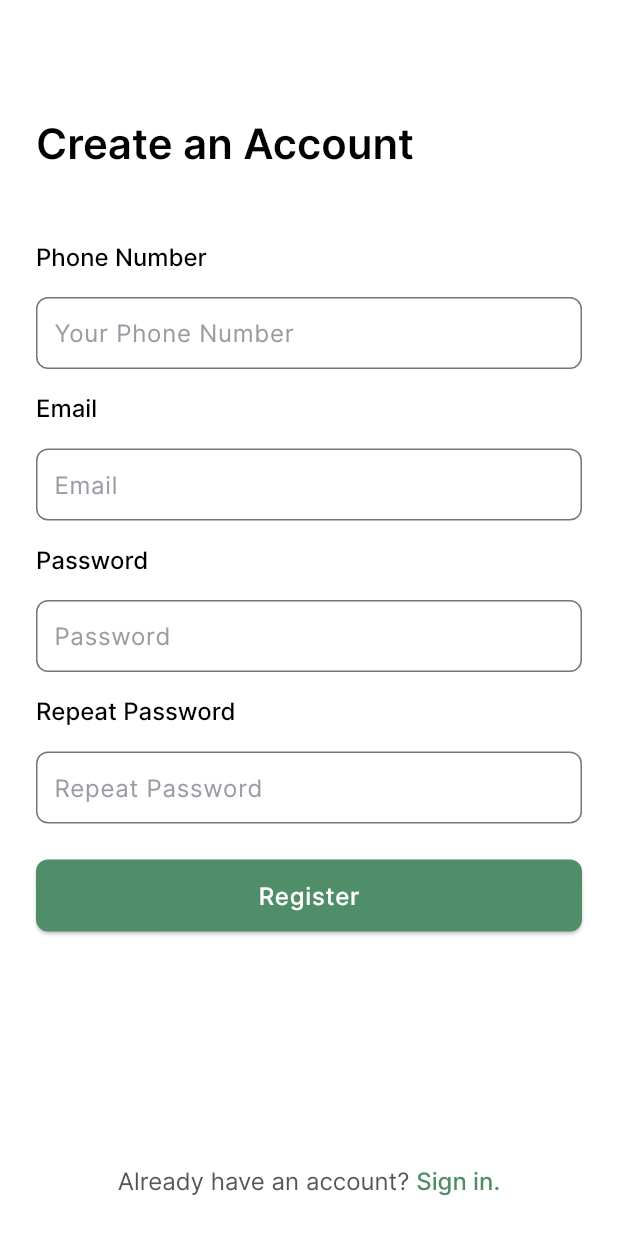
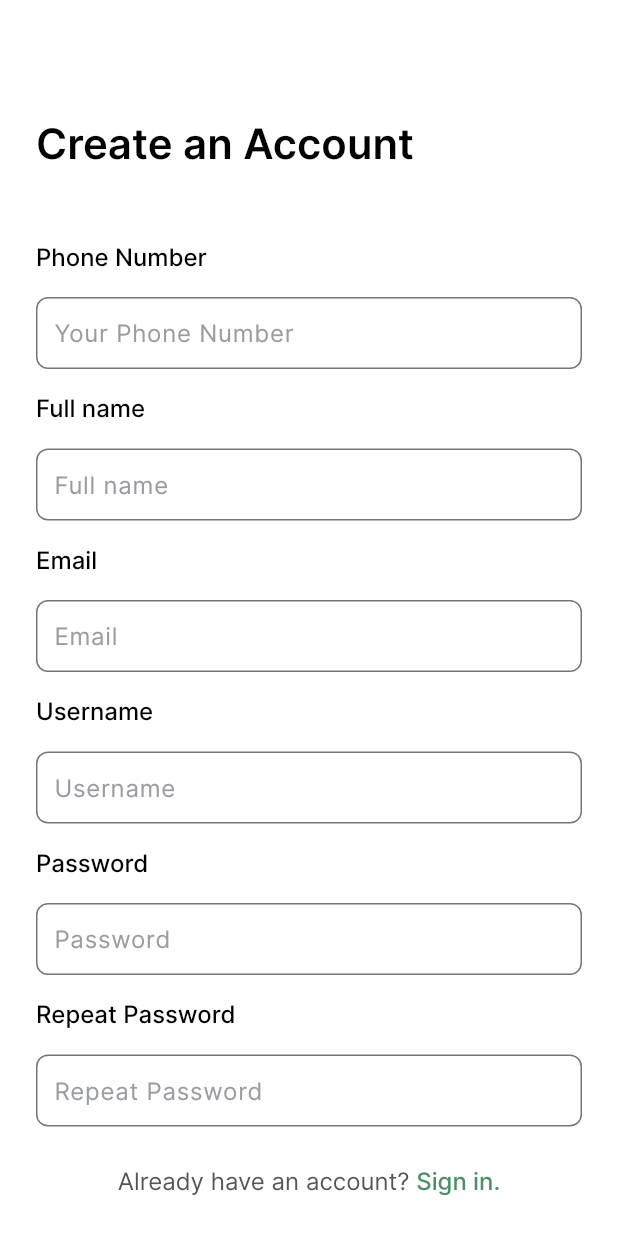
Before and after one commit to zafuss/ca_todbadminton, a Flutter app: the RegisterScreen screen opened by its route, on a phone screen of 412 x 824 dp. Run offline on Flutter 3.47's test engine with Material 3 defaults, Android fonts, the phone set to English and light mode, and no system bars; our stand-ins replace equatable, get, hive, hive_flutter, pinput, shared_preferences; accounts and stored records are empty.

Commit message:
login and register (still bug)

```diff
--- a/lib/controllers/controllers.dart
+++ b/lib/controllers/controllers.dart
@@ -6,4 +6,6 @@ export './reservation_controller.dart';
 export './search_result_controller.dart';
 export './rf_detail_controller.dart';
 export './custom_drawer_controller.dart';
-export './app_local_data_controller.dart';
+export './customer_controller.dart';
+export './login_controller.dart';
+export './register_controller.dart';
--- a/lib/screens/home_screen.dart
+++ b/lib/screens/home_screen.dart
@@ -84,7 +84,7 @@ class _HomeScreenState extends State<HomeScreen>
                     () => HomeFunctionWidget(
                       func: () {
                         if (branchController.isLoading.value)
-                          CircularProgressIndicator();
+                          Center(child: CircularProgressIndicator());
                         else {
                           showDialog<void>(
                               context: context, builder: (context) => dialog);
--- a/lib/screens/register_screen.dart
+++ b/lib/screens/register_screen.dart
@@ -1,6 +1,8 @@
 import 'package:ca_todbadminton/config/config.dart';
+import 'package:ca_todbadminton/controllers/controllers.dart';
 import 'package:ca_todbadminton/widgets/widgets.dart';
 import 'package:flutter/material.dart';
+import 'package:get/get.dart';
 
 class RegisterScreen extends StatelessWidget {
   const RegisterScreen({Key? key}) : super(key: key);
@@ -15,6 +17,7 @@ class RegisterScreen extends StatelessWidget {
 
   @override
   Widget build(BuildContext context) {
+    final controller = Get.put(RegisterController());
     return Scaffold(
       bottomNavigationBar: InkWell(
         onTap: () {
@@ -46,13 +49,7 @@ class RegisterScreen extends StatelessWidget {
         ),
       ),
       body: SingleChildScrollView(
-        child: buildContent(context),
-      ),
-    );
-  }
-
-  Widget buildContent(BuildContext context) {
-    return Padding(
+          child: Padding(
         padding: const EdgeInsets.symmetric(horizontal: largePadding),
         child: Column(
           crossAxisAlignment: CrossAxisAlignment.start,
@@ -75,7 +72,8 @@ class RegisterScreen extends StatelessWidget {
             const SizedBox(
               height: 48,
             ),
-          Column(
+            Obx(
+              () => Column(
                 crossAxisAlignment: CrossAxisAlignment.start,
                 children: [
                   Text('Phone Number',
@@ -83,15 +81,46 @@ class RegisterScreen extends StatelessWidget {
                   const SizedBox(
                     height: minPadding,
                   ),
-              CustomTFF(context: context, title: 'Your Phone Number'),
+                  CustomTFF(
+                      context: context,
+                      title: 'Your Phone Number',
+                      controller: controller.phoneNumberController.value),
                   const SizedBox(
                     height: minPadding,
                   ),
-              Text('Email', style: Theme.of(context).textTheme.headlineSmall!),
+                  Text('Full name',
+                      style: Theme.of(context).textTheme.headlineSmall!),
                   const SizedBox(
                     height: minPadding,
                   ),
-              CustomTFF(context: context, title: 'Email'),
+                  CustomTFF(
+                      context: context,
+                      title: 'Full name',
+                      controller: controller.fullNameController.value),
+                  const SizedBox(
+                    height: minPadding,
+                  ),
+                  Text('Email',
+                      style: Theme.of(context).textTheme.headlineSmall!),
+                  const SizedBox(
+                    height: minPadding,
+                  ),
+                  CustomTFF(
+                      context: context,
+                      title: 'Email',
+                      controller: controller.emailController.value),
+                  const SizedBox(
+                    height: minPadding,
+                  ),
+                  Text('Username',
+                      style: Theme.of(context).textTheme.headlineSmall!),
+                  const SizedBox(
+                    height: minPadding,
+                  ),
+                  CustomTFF(
+                      context: context,
+                      title: 'Username',
+                      controller: controller.userNameControler.value),
                   const SizedBox(
                     height: minPadding,
                   ),
@@ -100,7 +129,10 @@ class RegisterScreen extends StatelessWidget {
                   const SizedBox(
                     height: minPadding,
                   ),
-              CustomTFF(context: context, title: 'Password'),
+                  CustomTFF(
+                      context: context,
+                      title: 'Password',
+                      controller: controller.passwordController.value),
                   const SizedBox(
                     height: minPadding,
                   ),
@@ -109,18 +141,29 @@ class RegisterScreen extends StatelessWidget {
                   const SizedBox(
                     height: minPadding,
                   ),
-              CustomTFF(context: context, title: 'Repeat Password'),
+                  CustomTFF(
+                      context: context,
+                      title: 'Repeat Password',
+                      controller: controller.repeatPasswordController.value),
                   const SizedBox(
                     height: largePadding,
                   ),
-              CustomElevatedButton(
+                  controller.isLoading.isTrue
+                      ? Center(
+                          child: CircularProgressIndicator(),
+                        )
+                      : CustomElevatedButton(
                           title: 'Register',
-                onPressed: () {},
+                          onPressed: () {
+                            controller.register();
+                          },
                         )
                 ],
               ),
+            ),
           ],
         ),
+      )),
     );
   }
 }
--- a/lib/widgets/customTFF.dart
+++ b/lib/widgets/customTFF.dart
@@ -2,8 +2,13 @@ import 'package:flutter/material.dart';
 
 import '../config/config.dart';
 
-TextFormField CustomTFF({required BuildContext context,  required String title, bool isPassword = false}) {
+TextFormField CustomTFF(
+    {required BuildContext context,
+    required String title,
+    bool isPassword = false,
+    TextEditingController? controller}) {
   return TextFormField(
+      controller: controller,
       obscureText: isPassword,
       textAlignVertical: TextAlignVertical.center,
       decoration: InputDecoration(
--- a/pubspec.yaml
+++ b/pubspec.yaml
@@ -34,6 +34,7 @@ dependencies:
   equatable:
   get:
   intl:
+  http:
   hive: ^2.0.4
   hive_flutter:
   hive_generator:
@@ -45,6 +46,7 @@ dependencies:
   # The following adds the Cupertino Icons font to your application.
   # Use with the CupertinoIcons class for iOS style icons.
   cupertino_icons: ^1.0.2
+  shared_preferences: ^2.2.2
 
 dev_dependencies:
   flutter_test:
```
Also changed, not shown: lib/controllers/app_local_data_controller.dart (+27 -3 lines), lib/controllers/customer_controller.dart (added, +62 -0 lines), lib/controllers/login_controller.dart (added, +59 -0 lines), lib/controllers/register_controller.dart (added, +72 -0 lines), lib/main.dart (+0 -103 lines), lib/models/customer_model.dart (+38 -14 lines), lib/models/hive_customer.dart (+7 -7 lines), lib/screens/login_screen.dart (+14 -12 lines), lib/services/hive_helpers.dart (+11 -4 lines), lib/services/remote_services.dart (+33 -3 lines), lib/services/share_prefs_helper.dart (added, +47 -0 lines), lib/widgets/custom_drawer.dart (+8 -4 lines), lib/models/hive_customer.g.dart, pubspec.lock, 2 other files. Lines whose indentation alone changed are shown as unchanged.
